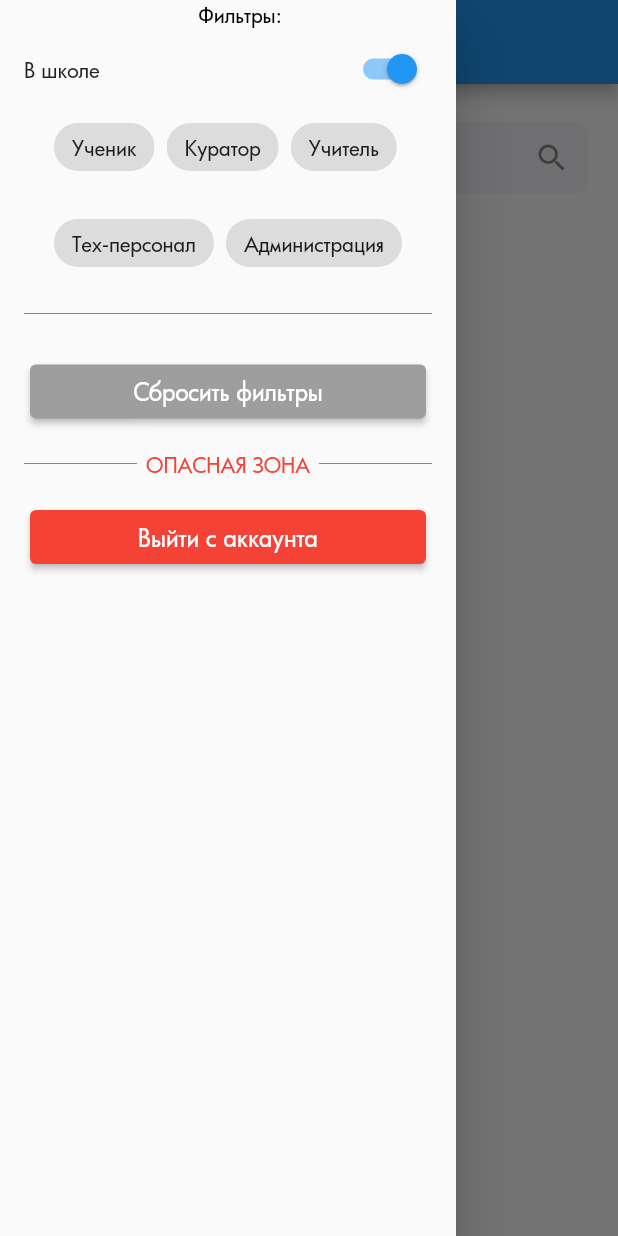
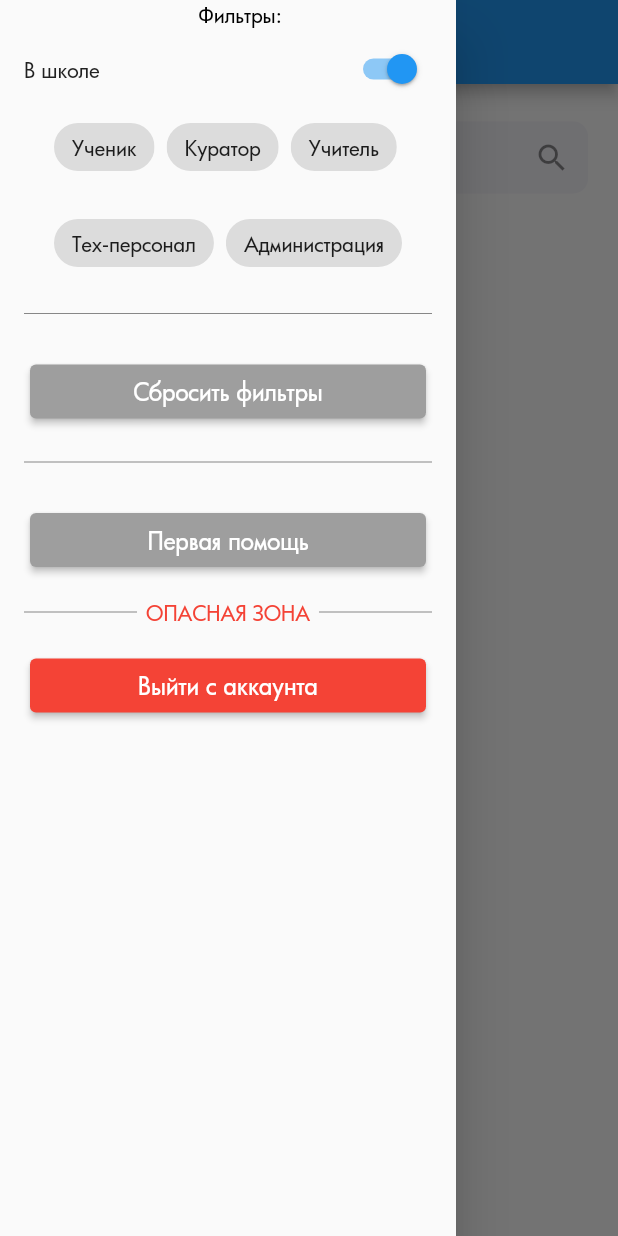
Before and after one commit to chillit/nonsense, a Flutter app: the PeopleList screen opened directly, with the side drawer open, on a phone screen of 412 x 824 dp. Run offline on Flutter 3.47's test engine with Material 2 defaults, Android fonts, the phone set to English and light mode, and no system bars; our stand-ins replace awesome_dialog, firebase_auth, firebase_core, firebase_database; accounts and stored records are empty.

Commit message:
Первая помощь

```diff
--- a/lib/main.dart
+++ b/lib/main.dart
@@ -15,7 +15,7 @@ void main() async{
           appId: "1:706356993842:web:33aeedb99d2c40e0f7012b",
           measurementId: "G-G5NP5SBK8P")
   );
-  runApp(MyApp(home: shan()));
+  runApp(MyApp(home: PeopleList()));
 }
 class MyApp extends StatefulWidget {
   final Widget home;
--- a/lib/people_list.dart
+++ b/lib/people_list.dart
@@ -320,6 +320,45 @@ class _PeopleListState extends State<PeopleList> {
             SizedBox(
               height: 15,
             ),
+            Padding(
+              padding: EdgeInsetsDirectional.only(start: 16, end: 16),
+              child: Divider(
+                thickness: 0.5,
+                color: Colors.grey[700],
+              ),
+            ),
+            SizedBox(
+              height: 20,
+            ),
+            Padding(
+              padding: EdgeInsetsDirectional.only(start: 20, end: 20),
+              child: ElevatedButton(
+                onPressed: () {
+                },
+                style: ElevatedButton.styleFrom(
+                  backgroundColor:
+                  Colors.grey, // Замените на ваш цвет по вашему выбору
+                ),
+                child: Row(
+                  mainAxisAlignment: MainAxisAlignment.center,
+                  crossAxisAlignment: CrossAxisAlignment.center,
+                  children: [
+                    Text(
+                      'Первая помощь',
+                      style: TextStyle(
+                        fontWeight: FontWeight.w100,
+                        fontFamily: 'Futura',
+                        color: Colors.white,
+                        fontSize: 16,
+                      ),
+                    ),
+                  ],
+                ),
+              ),
+            ),
+            SizedBox(
+              height: 15,
+            ),
             Row(
               children: [
                 SizedBox(
```
